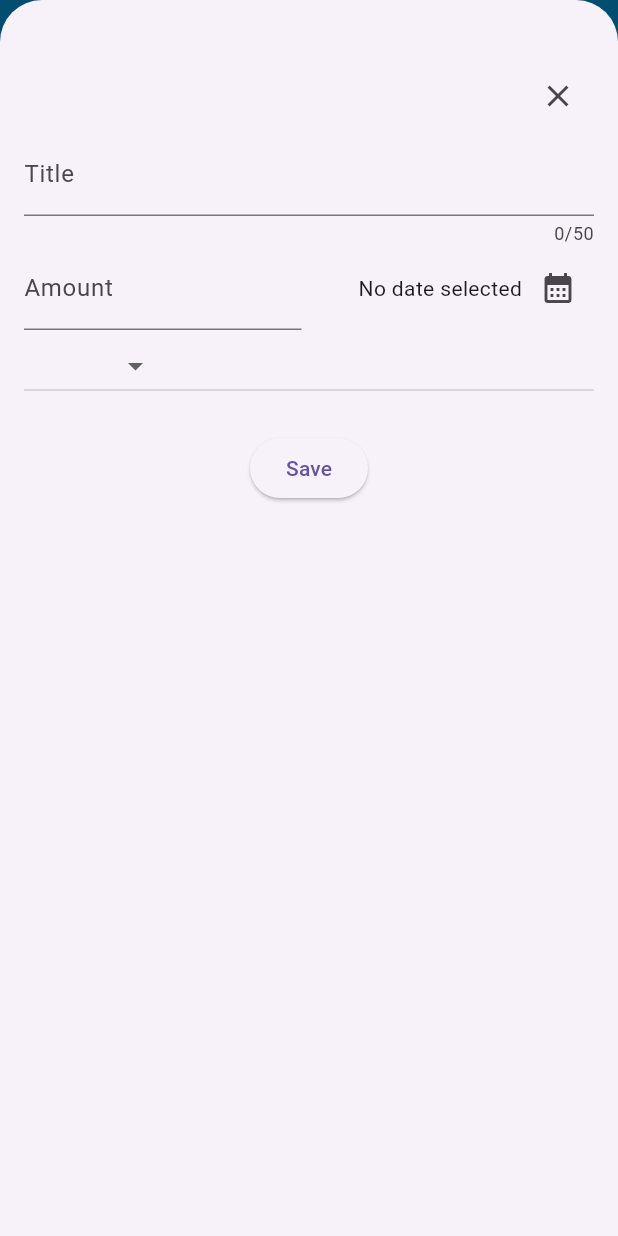
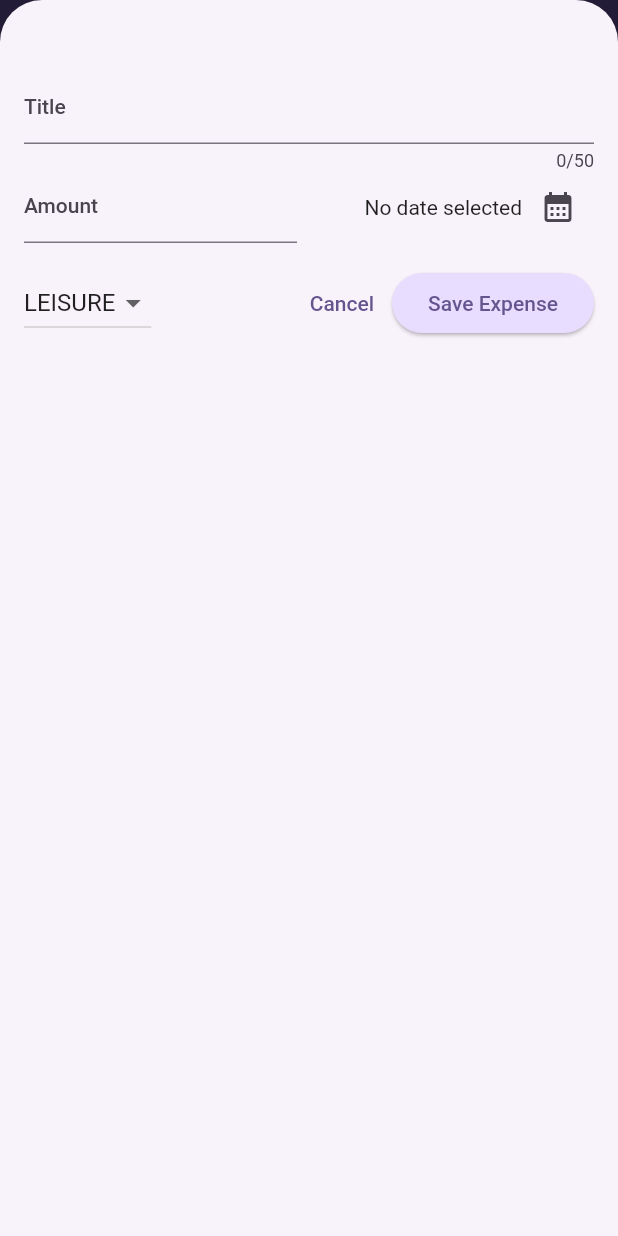
Before and after one commit to davidecarizzoni/flutter_expense_tracker_app, a Flutter app: the screen it shows after launch, after a tap on the "add" icon, on a phone screen of 412 x 824 dp. Run offline on Flutter 3.47's test engine with Material 2 defaults, Android fonts, the phone set to English and light mode, and no system bars.

Commit message:
feat(charts)

```diff
--- a/lib/main.dart
+++ b/lib/main.dart
@@ -1,10 +1,64 @@
+import 'package:flutter/material.dart';
+
 import 'package:expense_tracker/widgets/expenses.dart';
-import 'package:flutter/material.dart';
+
+var kColorScheme = ColorScheme.fromSeed(
+  seedColor: const Color.fromARGB(255, 96, 59, 181),
+);
+
+var kDarkColorScheme = ColorScheme.fromSeed(
+  brightness: Brightness.dark,
+  seedColor: const Color.fromARGB(255, 5, 99, 125),
+);
 
 void main() {
   runApp(
     MaterialApp(
-      theme: ThemeData(useMaterial3: true),
+      darkTheme: ThemeData.dark().copyWith(
+        useMaterial3: true,
+        colorScheme: kDarkColorScheme,
+        cardTheme: const CardTheme().copyWith(
+          color: kDarkColorScheme.secondaryContainer,
+          margin: const EdgeInsets.symmetric(
+            horizontal: 16,
+            vertical: 8,
+          ),
+        ),
+        elevatedButtonTheme: ElevatedButtonThemeData(
+          style: ElevatedButton.styleFrom(
+            backgroundColor: kDarkColorScheme.primaryContainer,
+            foregroundColor: kDarkColorScheme.onPrimaryContainer,
+          ),
+        ),
+      ),
+      theme: ThemeData().copyWith(
+        useMaterial3: true,
+        colorScheme: kColorScheme,
+        appBarTheme: const AppBarTheme().copyWith(
+          backgroundColor: kColorScheme.onPrimaryContainer,
+          foregroundColor: kColorScheme.primaryContainer,
+        ),
+        cardTheme: const CardTheme().copyWith(
+          color: kColorScheme.secondaryContainer,
+          margin: const EdgeInsets.symmetric(
+            horizontal: 16,
+            vertical: 8,
+          ),
+        ),
+        elevatedButtonTheme: ElevatedButtonThemeData(
+          style: ElevatedButton.styleFrom(
+            backgroundColor: kColorScheme.primaryContainer,
+          ),
+        ),
+        textTheme: ThemeData().textTheme.copyWith(
+              titleLarge: TextStyle(
+                fontWeight: FontWeight.bold,
+                color: kColorScheme.onSecondaryContainer,
+                fontSize: 16,
+              ),
+            ),
+      ),
+      // themeMode: ThemeMode.system, // default
       home: const Expenses(),
     ),
   );
--- a/lib/models/expense.dart
+++ b/lib/models/expense.dart
@@ -1,17 +1,18 @@
 import 'package:flutter/material.dart';
+import 'package:uuid/uuid.dart';
 import 'package:intl/intl.dart';
-import 'package:uuid/uuid.dart';
+
+final formatter = DateFormat.yMd();
 
 const uuid = Uuid();
-final formatter = DateFormat.yMd();
 
-enum CategoryEnum { food, travel, leisure, work }
+enum Category { food, travel, leisure, work }
 
 const categoryIcons = {
-  CategoryEnum.food: Icons.lunch_dining,
-  CategoryEnum.travel: Icons.flight_takeoff,
-  CategoryEnum.leisure: Icons.movie,
-  CategoryEnum.work: Icons.work,
+  Category.food: Icons.lunch_dining,
+  Category.travel: Icons.flight_takeoff,
+  Category.leisure: Icons.movie,
+  Category.work: Icons.work,
 };
 
 class Expense {
@@ -22,17 +23,38 @@ class Expense {
     required this.category,
   }) : id = uuid.v4();
 
+  final String id;
   final String title;
-  final String id;
   final double amount;
   final DateTime date;
-  final CategoryEnum category;
+  final Category category;
 
-  get formattedData {
+  String get formattedDate {
     return formatter.format(date);
   }
+}
 
-  get icon {
-    return categoryIcons[category];
+class ExpenseBucket {
+  const ExpenseBucket({
+    required this.category,
+    required this.expenses,
+  });
+
+  ExpenseBucket.forCategory(List<Expense> allExpenses, this.category)
+      : expenses = allExpenses
+            .where((expense) => expense.category == category)
+            .toList();
+
+  final Category category;
+  final List<Expense> expenses;
+
+  double get totalExpenses {
+    double sum = 0;
+
+    for (final expense in expenses) {
+      sum += expense.amount; // sum = sum + expense.amount
+    }
+
+    return sum;
   }
 }
--- /dev/null
+++ b/lib/widgets/chart/chart.dart
@@ -0,0 +1,95 @@
+import 'package:flutter/material.dart';
+
+import 'package:expense_tracker/widgets/chart/chart_bar.dart';
+import 'package:expense_tracker/models/expense.dart';
+
+class Chart extends StatelessWidget {
+  const Chart({super.key, required this.expenses});
+
+  final List<Expense> expenses;
+
+  List<ExpenseBucket> get buckets {
+    return [
+      ExpenseBucket.forCategory(expenses, Category.food),
+      ExpenseBucket.forCategory(expenses, Category.leisure),
+      ExpenseBucket.forCategory(expenses, Category.travel),
+      ExpenseBucket.forCategory(expenses, Category.work),
+    ];
+  }
+
+  double get maxTotalExpense {
+    double maxTotalExpense = 0;
+
+    for (final bucket in buckets) {
+      if (bucket.totalExpenses > maxTotalExpense) {
+        maxTotalExpense = bucket.totalExpenses;
+      }
+    }
+
+    return maxTotalExpense;
+  }
+
+  @override
+  Widget build(BuildContext context) {
+    final isDarkMode =
+        MediaQuery.of(context).platformBrightness == Brightness.dark;
+    return Container(
+      margin: const EdgeInsets.all(16),
+      padding: const EdgeInsets.symmetric(
+        vertical: 16,
+        horizontal: 8,
+      ),
+      width: double.infinity,
+      height: 180,
+      decoration: BoxDecoration(
+        borderRadius: BorderRadius.circular(8),
+        gradient: LinearGradient(
+          colors: [
+            Theme.of(context).colorScheme.primary.withOpacity(0.3),
+            Theme.of(context).colorScheme.primary.withOpacity(0.0)
+          ],
+          begin: Alignment.bottomCenter,
+          end: Alignment.topCenter,
+        ),
+      ),
+      child: Column(
+        children: [
+          Expanded(
+            child: Row(
+              crossAxisAlignment: CrossAxisAlignment.end,
+              children: [
+                for (final bucket in buckets) // alternative to map()
+                  ChartBar(
+                    fill: bucket.totalExpenses == 0
+                        ? 0
+                        : bucket.totalExpenses / maxTotalExpense,
+                  )
+              ],
+            ),
+          ),
+          const SizedBox(height: 12),
+          Row(
+            children: buckets // for ... in
+                .map(
+                  (bucket) => Expanded(
+                    child: Padding(
+                      padding: const EdgeInsets.symmetric(horizontal: 4),
+                      child: Icon(
+                        categoryIcons[bucket.category],
+                        color: isDarkMode
+                            ? Theme.of(context).colorScheme.secondary
+                            : Theme.of(context)
+                                .colorScheme
+                                .primary
+                                .withOpacity(0.7),
+                      ),
+                    ),
+                  ),
+                )
+                .toList(),
+          )
+        ],
+      ),
+    );
+  }
+}
--- /dev/null
+++ b/lib/widgets/chart/chart_bar.dart
@@ -0,0 +1,34 @@
+import 'package:flutter/material.dart';
+
+class ChartBar extends StatelessWidget {
+  const ChartBar({
+    super.key,
+    required this.fill,
+  });
+
+  final double fill;
+
+  @override
+  Widget build(BuildContext context) {
+    final isDarkMode =
+        MediaQuery.of(context).platformBrightness == Brightness.dark;
+    return Expanded(
+      child: Padding(
+        padding: const EdgeInsets.symmetric(horizontal: 4),
+        child: FractionallySizedBox(
+          heightFactor: fill, // 0 <> 1
+          child: DecoratedBox(
+            decoration: BoxDecoration(
+              shape: BoxShape.rectangle,
+              borderRadius:
+                  const BorderRadius.vertical(top: Radius.circular(8)),
+              color: isDarkMode
+                  ? Theme.of(context).colorScheme.secondary
+                  : Theme.of(context).colorScheme.primary.withOpacity(0.65),
+            ),
+          ),
+        ),
+      ),
+    );
+  }
+}
--- a/lib/widgets/expenses.dart
+++ b/lib/widgets/expenses.dart
@@ -1,7 +1,9 @@
+import 'package:flutter/material.dart';
+
+import 'package:expense_tracker/widgets/new_expense.dart';
 import 'package:expense_tracker/widgets/expenses_list/expenses_list.dart';
 import 'package:expense_tracker/models/expense.dart';
-import 'package:expense_tracker/widgets/new_expense.dart';
-import 'package:flutter/material.dart';
+import 'package:expense_tracker/widgets/chart/chart.dart';
 
 class Expenses extends StatefulWidget {
   const Expenses({super.key});
@@ -13,31 +15,50 @@ class Expenses extends StatefulWidget {
 }
 
 class _ExpensesState extends State<Expenses> {
-  Widget mainContent = const Padding(
-    padding: EdgeInsets.all(10),
-    child: Text('No expenses found. Start adding some!'),
-  );
-  final List<Expense> _registeredExpenses = [];
-  void _addExpense(expense) {
+  final List<Expense> _registeredExpenses = [
+    Expense(
+      title: 'Flutter Course',
+      amount: 19.99,
+      date: DateTime.now(),
+      category: Category.work,
+    ),
+    Expense(
+      title: 'Cinema',
+      amount: 15.69,
+      date: DateTime.now(),
+      category: Category.leisure,
+    ),
+  ];
+
+  void _openAddExpenseOverlay() {
+    showModalBottomSheet(
+      isScrollControlled: true,
+      context: context,
+      builder: (ctx) => NewExpense(onAddExpense: _addExpense),
+    );
+  }
+
+  void _addExpense(Expense expense) {
     setState(() {
       _registeredExpenses.add(expense);
     });
   }
 
   void _removeExpense(Expense expense) {
-    final index = _registeredExpenses.indexOf(expense);
+    final expenseIndex = _registeredExpenses.indexOf(expense);
     setState(() {
       _registeredExpenses.remove(expense);
     });
+    ScaffoldMessenger.of(context).clearSnackBars();
     ScaffoldMessenger.of(context).showSnackBar(
       SnackBar(
-        content: Text('${expense.title} removed'),
-        duration: const Duration(seconds: 2),
+        duration: const Duration(seconds: 3),
+        content: const Text('Expense deleted.'),
         action: SnackBarAction(
           label: 'Undo',
           onPressed: () {
             setState(() {
-              _registeredExpenses.insert(index, expense);
+              _registeredExpenses.insert(expenseIndex, expense);
             });
           },
         ),
@@ -45,37 +66,35 @@ class _ExpensesState extends State<Expenses> {
     );
   }
 
-  void _openAddExpenseModal() {
-    showModalBottomSheet(
-      context: context,
-      isScrollControlled: true,
-      builder: (ctx) => NewExpense(addExpense: _addExpense),
-    );
-  }
-
   @override
   Widget build(BuildContext context) {
+    Widget mainContent = const Center(
+      child: Text('No expenses found. Start adding some!'),
+    );
+
+    if (_registeredExpenses.isNotEmpty) {
+      mainContent = ExpensesList(
+        expenses: _registeredExpenses,
+        onRemoveExpense: _removeExpense,
+      );
+    }
+
     return Scaffold(
       appBar: AppBar(
-        title: const Text('Expenses'),
-        backgroundColor: Colors.lightBlue,
+        title: const Text('Flutter ExpenseTracker'),
         actions: [
           IconButton(
-            onPressed: _openAddExpenseModal,
+            onPressed: _openAddExpenseOverlay,
             icon: const Icon(Icons.add),
-          )
+          ),
         ],
       ),
       body: Column(
         children: [
-          _registeredExpenses.isEmpty
-              ? mainContent
-              : Expanded(
-                  child: ExpensesList(
-                    expenses: _registeredExpenses,
-                    onRemoveExpense: _removeExpense,
-                  ),
-                ),
+          Chart(expenses: _registeredExpenses),
+          Expanded(
+            child: mainContent,
+          ),
         ],
       ),
     );
--- /dev/null
+++ b/lib/widgets/expenses_list/expense_item.dart
@@ -0,0 +1,46 @@
+import 'package:flutter/material.dart';
+
+import 'package:expense_tracker/models/expense.dart';
+
+class ExpenseItem extends StatelessWidget {
+  const ExpenseItem(this.expense, {super.key});
+
+  final Expense expense;
+
+  @override
+  Widget build(BuildContext context) {
+    return Card(
+      child: Padding(
+        padding: const EdgeInsets.symmetric(
+          horizontal: 20,
+          vertical: 16,
+        ),
+        child: Column(
+          crossAxisAlignment: CrossAxisAlignment.start,
+          children: [
+            Text(
+              expense.title,
+              style: Theme.of(context).textTheme.titleLarge,
+            ),
+            const SizedBox(height: 4),
+            Row(
+              children: [
+                Text(
+                  '\$${expense.amount.toStringAsFixed(2)}',
+                ),
+                const Spacer(),
+                Row(
+                  children: [
+                    Icon(categoryIcons[expense.category]),
+                    const SizedBox(width: 8),
+                    Text(expense.formattedDate),
+                  ],
+                ),
+              ],
+            ),
+          ],
+        ),
+      ),
+    );
+  }
+}
--- a/lib/widgets/expenses_list/expenses_item.dart
+++ /dev/null
@@ -1,49 +0,0 @@
-import 'package:expense_tracker/models/expense.dart';
-import 'package:flutter/material.dart';
-
-class ExpensesItem extends StatelessWidget {
-  const ExpensesItem({required this.expense, super.key});
-
-  final Expense expense;
-
-  @override
-  Widget build(BuildContext context) {
-    return Card(
-      child: Padding(
-          padding: const EdgeInsets.symmetric(horizontal: 20, vertical: 16),
-          child: Column(
-            crossAxisAlignment: CrossAxisAlignment.start,
-            children: [
-              Text(
-                expense.title,
-                style: const TextStyle(
-                  fontWeight: FontWeight.w600,
-                ),
-              ),
-              const SizedBox(height: 8),
-              Row(
-                children: [
-                  Text(
-                    '\$${expense.amount.toStringAsFixed(2)}',
-                  ),
-                  const Spacer(),
-                  Row(
-                    children: [
-                      Icon(
-                        expense.icon,
-                      ),
-                      const SizedBox(
-                        width: 10,
-                      ),
-                      Text(
-                        expense.formattedData,
-                      ),
-                    ],
-                  )
-                ],
-              )
-            ],
-          )),
-    );
-  }
-}
--- a/lib/widgets/expenses_list/expenses_list.dart
+++ b/lib/widgets/expenses_list/expenses_list.dart
@@ -1,10 +1,14 @@
-import 'package:expense_tracker/models/expense.dart';
-import 'package:expense_tracker/widgets/expenses_list/expenses_item.dart';
 import 'package:flutter/material.dart';
 
+import 'package:expense_tracker/widgets/expenses_list/expense_item.dart';
+import 'package:expense_tracker/models/expense.dart';
+
 class ExpensesList extends StatelessWidget {
-  const ExpensesList(
-      {required this.expenses, required this.onRemoveExpense, super.key});
+  const ExpensesList({
+    super.key,
+    required this.expenses,
+    required this.onRemoveExpense,
+  });
 
   final List<Expense> expenses;
   final void Function(Expense expense) onRemoveExpense;
@@ -13,16 +17,20 @@ class ExpensesList extends StatelessWidget {
   Widget build(BuildContext context) {
     return ListView.builder(
       itemCount: expenses.length,
-      itemBuilder: (context, index) => Dismissible(
-        key: ValueKey(
-          expenses[index],
-        ),
-        child: ExpensesItem(
-          expense: expenses[index],
+      itemBuilder: (ctx, index) => Dismissible(
+        key: ValueKey(expenses[index]),
+        background: Container(
+          color: Theme.of(context).colorScheme.error.withOpacity(0.75),
+          margin: EdgeInsets.symmetric(
+            horizontal: Theme.of(context).cardTheme.margin!.horizontal,
+          ),
         ),
         onDismissed: (direction) {
           onRemoveExpense(expenses[index]);
         },
+        child: ExpenseItem(
+          expenses[index],
+        ),
       ),
     );
   }
--- a/lib/widgets/new_expense.dart
+++ b/lib/widgets/new_expense.dart
@@ -1,13 +1,11 @@
+import 'package:flutter/material.dart';
+
 import 'package:expense_tracker/models/expense.dart';
-import 'package:flutter/material.dart';
-import 'package:intl/intl.dart';
-
-final formatter = DateFormat.yMd();
 
 class NewExpense extends StatefulWidget {
-  NewExpense({super.key, required this.addExpense});
+  const NewExpense({super.key, required this.onAddExpense});
 
-  Function addExpense;
+  final void Function(Expense expense) onAddExpense;
 
   @override
   State<NewExpense> createState() {
@@ -16,60 +14,60 @@ class NewExpense extends StatefulWidget {
 }
 
 class _NewExpenseState extends State<NewExpense> {
-  //important: remove textEditingController on modalClose
   final _titleController = TextEditingController();
   final _amountController = TextEditingController();
-  CategoryEnum? _category;
-  DateTime? _date;
+  DateTime? _selectedDate;
+  Category _selectedCategory = Category.leisure;
 
-  void _addExpense() {
-    final titleIsValid = _titleController.text.trim().isNotEmpty;
-    final enteredAmount = double.tryParse(_amountController.text);
-    final amountIsValid = enteredAmount != null && enteredAmount > 0;
-    final dateIsValid = _date != null;
-    final categoryIsValid = _category != null;
-    if (amountIsValid && dateIsValid && categoryIsValid && titleIsValid) {
-      Expense newExpense = Expense(
-          title: _titleController.text,
-          amount: enteredAmount,
-          date: _date as DateTime,
-          category: _category as CategoryEnum);
-      widget.addExpense(newExpense);
-      _closeModal();
-    } else {
+  void _presentDatePicker() async {
+    final now = DateTime.now();
+    final firstDate = DateTime(now.year - 1, now.month, now.day);
+    final pickedDate = await showDatePicker(
+      context: context,
+      initialDate: now,
+      firstDate: firstDate,
+      lastDate: now,
+    );
+    setState(() {
+      _selectedDate = pickedDate;
+    });
+  }
+
+  void _submitExpenseData() {
+    final enteredAmount = double.tryParse(_amountController
+        .text); // tryParse('Hello') => null, tryParse('1.12') => 1.12
+    final amountIsInvalid = enteredAmount == null || enteredAmount <= 0;
+    if (_titleController.text.trim().isEmpty ||
+        amountIsInvalid ||
+        _selectedDate == null) {
       showDialog(
         context: context,
         builder: (ctx) => AlertDialog(
           title: const Text('Invalid input'),
-          content: const Text('Please enter valid data'),
+          content: const Text(
+              'Please make sure a valid title, amount, date and category was entered.'),
           actions: [
             TextButton(
               onPressed: () {
                 Navigator.pop(ctx);
               },
-              child: const Text('Ok'),
-            )
+              child: const Text('Okay'),
+            ),
           ],
         ),
       );
-    }
+      return;
     }
 
-  void _closeModal() {
+    widget.onAddExpense(
+      Expense(
+        title: _titleController.text,
+        amount: enteredAmount,
+        date: _selectedDate!,
+        category: _selectedCategory,
+      ),
+    );
     Navigator.pop(context);
-  }
-
-  void _openDatePicker() async {
-    final now = DateTime.now();
-    final firstDate = DateTime(now.year - 1, now.month, now.day);
-    final picketData = await showDatePicker(
-        context: context,
-        initialDate: now,
-        firstDate: firstDate,
-        lastDate: now);
-    setState(() {
-      _date = picketData as DateTime;
-    });
   }
 
   @override
@@ -82,63 +80,56 @@ class _NewExpenseState extends State<NewExpense> {
   @override
   Widget build(BuildContext context) {
     return Padding(
-      padding: const EdgeInsets.fromLTRB(16, 40, 16, 0),
-      child: ListView(
+      padding: const EdgeInsets.fromLTRB(16, 48, 16, 16),
+      child: Column(
         children: [
-          Row(
-            children: [
-              const Spacer(),
-              IconButton(
-                onPressed: _closeModal,
-                icon: const Icon(Icons.close),
+          TextField(
+            controller: _titleController,
+            maxLength: 50,
+            decoration: const InputDecoration(
+              label: Text('Title'),
             ),
-            ],
-          ),
-          TextField(
-            maxLength: 50,
-            keyboardType: TextInputType.text,
-            controller: _titleController,
-            decoration: const InputDecoration(label: Text('Title')),
           ),
           Row(
             children: [
               Expanded(
                 child: TextField(
+                  controller: _amountController,
                   keyboardType: TextInputType.number,
-                  controller: _amountController,
                   decoration: const InputDecoration(
+                    prefixText: '\$ ',
                     label: Text('Amount'),
-                    prefix: Text('\$'),
                   ),
                 ),
               ),
-              const SizedBox(
-                width: 10,
-              ),
+              const SizedBox(width: 16),
               Expanded(
                 child: Row(
                   mainAxisAlignment: MainAxisAlignment.end,
+                  crossAxisAlignment: CrossAxisAlignment.center,
                   children: [
-                    Text(_date == null
+                    Text(
+                      _selectedDate == null
                           ? 'No date selected'
-                        : formatter.format(_date as DateTime)),
+                          : formatter.format(_selectedDate!),
+                    ),
                     IconButton(
-                      onPressed: _openDatePicker,
+                      onPressed: _presentDatePicker,
                       icon: const Icon(
                         Icons.calendar_month,
                       ),
                     ),
                   ],
                 ),
-              )
+              ),
             ],
           ),
+          const SizedBox(height: 16),
           Row(
             children: [
-              Expanded(
-                child: DropdownButton(
-                  value: _category,
-                  items: CategoryEnum.values
+              DropdownButton(
+                value: _selectedCategory,
+                items: Category.values
                     .map(
                       (category) => DropdownMenuItem(
                         value: category,
@@ -153,25 +144,23 @@ class _NewExpenseState extends State<NewExpense> {
                     return;
                   }
                   setState(() {
-                      _category = value;
+                    _selectedCategory = value;
                   });
                 },
               ),
+              const Spacer(),
+              TextButton(
+                onPressed: () {
+                  Navigator.pop(context);
+                },
+                child: const Text('Cancel'),
+              ),
+              ElevatedButton(
+                onPressed: _submitExpenseData,
+                child: const Text('Save Expense'),
               ),
             ],
           ),
-          const SizedBox(
-            height: 20,
-          ),
-          Row(
-            mainAxisAlignment: MainAxisAlignment.center,
-            children: [
-              ElevatedButton(
-                onPressed: _addExpense,
-                child: const Text('Save'),
-              ),
-            ],
-          )
         ],
       ),
     );
--- a/pubspec.yaml
+++ b/pubspec.yaml
@@ -19,7 +19,7 @@ publish_to: 'none' # Remove this line if you wish to publish to pub.dev
 version: 1.0.0+1
 
 environment:
-  sdk: '>=3.0.6 <4.0.0'
+  sdk: '>=2.19.2 <3.0.0'
 
 # Dependencies specify other packages that your package needs in order to work.
 # To automatically upgrade your package dependencies to the latest versions
@@ -36,7 +36,7 @@ dependencies:
   # Use with the CupertinoIcons class for iOS style icons.
   cupertino_icons: ^1.0.2
   uuid: ^3.0.7
-  intl: ^0.18.1
+  intl: ^0.18.0
 
 dev_dependencies:
   flutter_test:
```
Also changed, not shown: pubspec.lock, 1 other file. Lines whose indentation alone changed are shown as unchanged.
